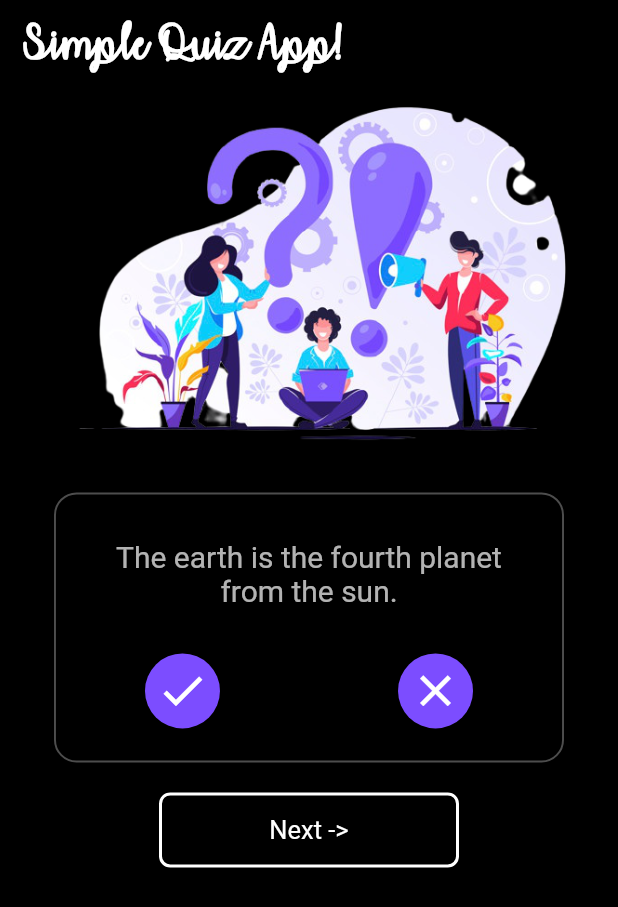
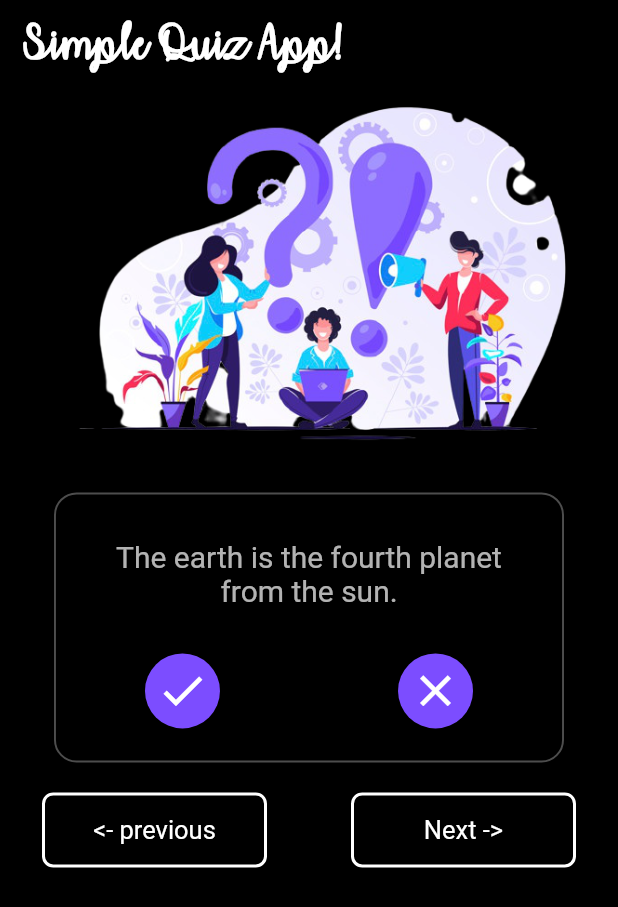
Before and after one commit to niloufarmj/Flutter-Learning-MiniApps, a Flutter app: the screen it shows after launch, on a phone screen of 412 x 824 dp. Shown: the top 907 px of the screen. Run offline on Flutter 3.47's test engine with Material 2 defaults, Android fonts, the light colour scheme and no system bars.

Commit message:
add prev button to quiz app

```diff
--- a/first_flutter_app/lib/ui/home.dart
+++ b/first_flutter_app/lib/ui/home.dart
@@ -388,7 +388,7 @@ class _QuizState extends State<Quiz> {
               child: _questionBox()
 
             ),
-            _nextButton()
+            _nextPrevButton()
           ],
         ),
       ),
@@ -422,7 +422,16 @@ class _QuizState extends State<Quiz> {
           Row(
             mainAxisAlignment: MainAxisAlignment.spaceAround,
             children: [
-              GestureDetector(
+              _checkButton(),
+              _falseButton()
+            ],
+          )
+        ]
+    );
+  }
+
+  GestureDetector _checkButton() {
+    return GestureDetector(
       onTap: () {
         var snackBar;
         if (alreadyTrue[_index]) {
@@ -460,8 +469,11 @@ class _QuizState extends State<Quiz> {
           ),
           child: Icon(Icons.check, color: Colors.white, size: 35,)
       ),
-              ),
-              GestureDetector(
+    );
+  }
+
+  GestureDetector _falseButton() {
+    return GestureDetector(
       onTap: () {
         var snackBar;
         if (alreadyTrue[_index]) {
@@ -499,14 +511,10 @@ class _QuizState extends State<Quiz> {
           ),
           child: Icon(Icons.clear, color: Colors.white, size: 35,)
       ),
-              )
-            ],
-          )
-        ]
     );
   }
 
-  Container _nextButton() {
+  Container _nextPrevButton() {
     if (_index >= questions.length)
       //a box that shows score
       if (_overallPoint >= 3)
@@ -519,14 +527,37 @@ class _QuizState extends State<Quiz> {
         return Container(
             margin: EdgeInsets.only(top: 25),
             child:
-            Text("Not so well!", style: TextStyle(color: Colors.white, fontSize: 22, fontFamily: "affection"))
+            Text("Not so good!", style: TextStyle(color: Colors.white, fontSize: 22, fontFamily: "affection"))
         );
 
     return Container(
-      child:
+      child: Row(
+        mainAxisAlignment: MainAxisAlignment.spaceAround,
+        children: [
+          //prev
           InkWell(
             child: Container(
-            width: 200,
+                width: 150,
+                height: 50,
+                margin: EdgeInsets.only(top: 20),
+                decoration: BoxDecoration(
+                    border: Border.all(color: Colors.white, width: 2),
+                    borderRadius: BorderRadius.circular(7.5)
+                ),
+                child:
+                Center(child: Text("<- previous", style: TextStyle(color: Colors.white, fontSize: 17)))
+            ),
+            onTap: () {
+              setState(() {
+                _index--;
+              });
+            },
+          ),
+
+          //next
+          InkWell(
+            child: Container(
+                width: 150,
                 height: 50,
                 margin: EdgeInsets.only(top: 20),
                 decoration: BoxDecoration(
@@ -542,6 +573,9 @@ class _QuizState extends State<Quiz> {
               });
             },
           )
+        ],
+      )
+
     );
   }
 
```
Lines whose indentation alone changed are shown as unchanged.
